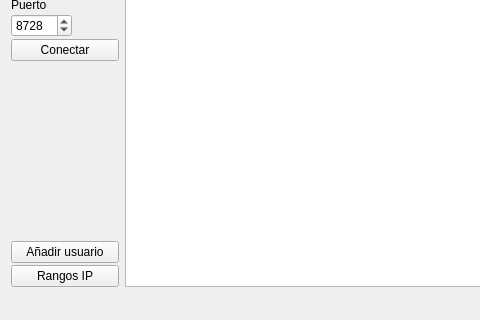
Above: QMikPPPManager.ui from silderan/QMikPPPManager before the change; both pictures show x 0 to 480 and y 133 to 453 of the 705 by 453 pixel window. Below: the same form after it.
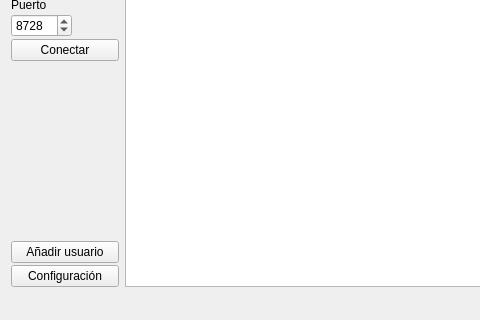
That is the form after the change. Custom widgets are drawn as their Qt base class.

What changed in the file:
```diff
--- a/QMikPPPManager.ui
+++ b/QMikPPPManager.ui
@@ -139,7 +139,7 @@
       <item>
        <widget class="QPushButton" name="rangosIP">
         <property name="text">
-         <string>Rangos IP</string>
+         <string>Configuración</string>
         </property>
        </widget>
       </item>
```
Left out of the diff: 4 changed lines with no effect on the pictures.
